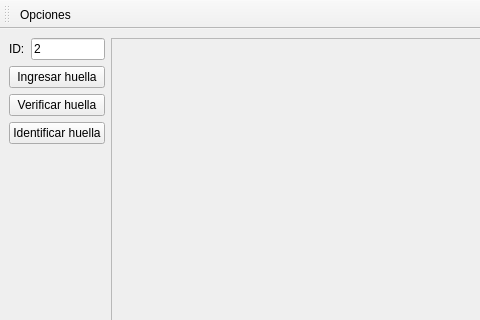
Above: Proyecto-Final/mainwindow.ui from nlandau91/Proyecto-Final before the change; both pictures show x 0 to 480 and y 0 to 320 of the 621 by 426 pixel window. Below: the same form after it.
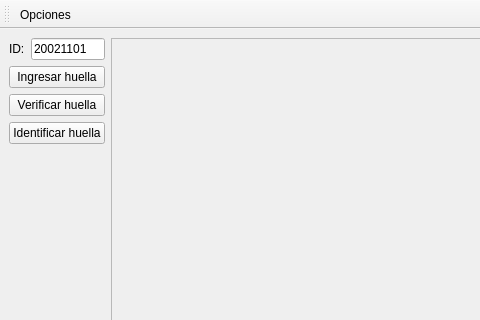
That is the form after the change.

Commit message: ver como matchear. Agregar comparacion visual a la ui?

Patch:
```diff
--- a/Proyecto-Final/mainwindow.ui
+++ b/Proyecto-Final/mainwindow.ui
@@ -49,7 +49,7 @@
              </sizepolicy>
             </property>
             <property name="text">
-             <string>2</string>
+             <string>20021101</string>
             </property>
             <property name="clearButtonEnabled">
              <bool>false</bool>
```
The commit also changes 4 other files.
